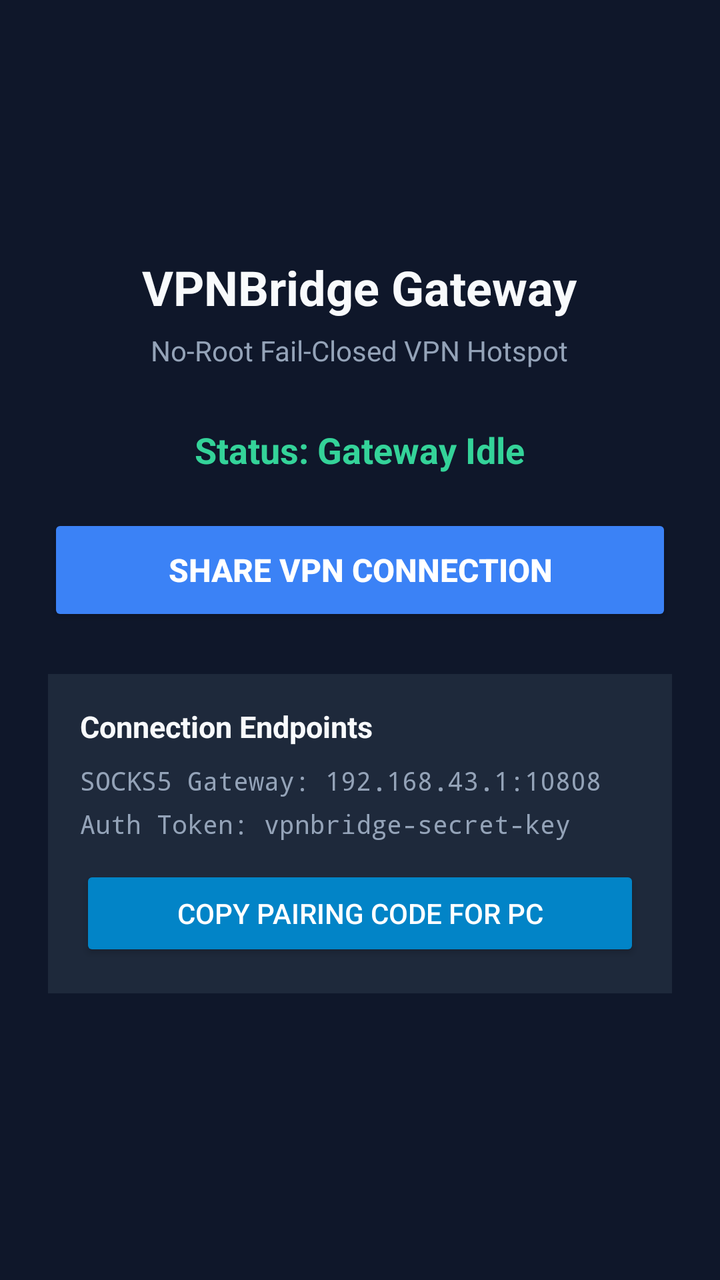
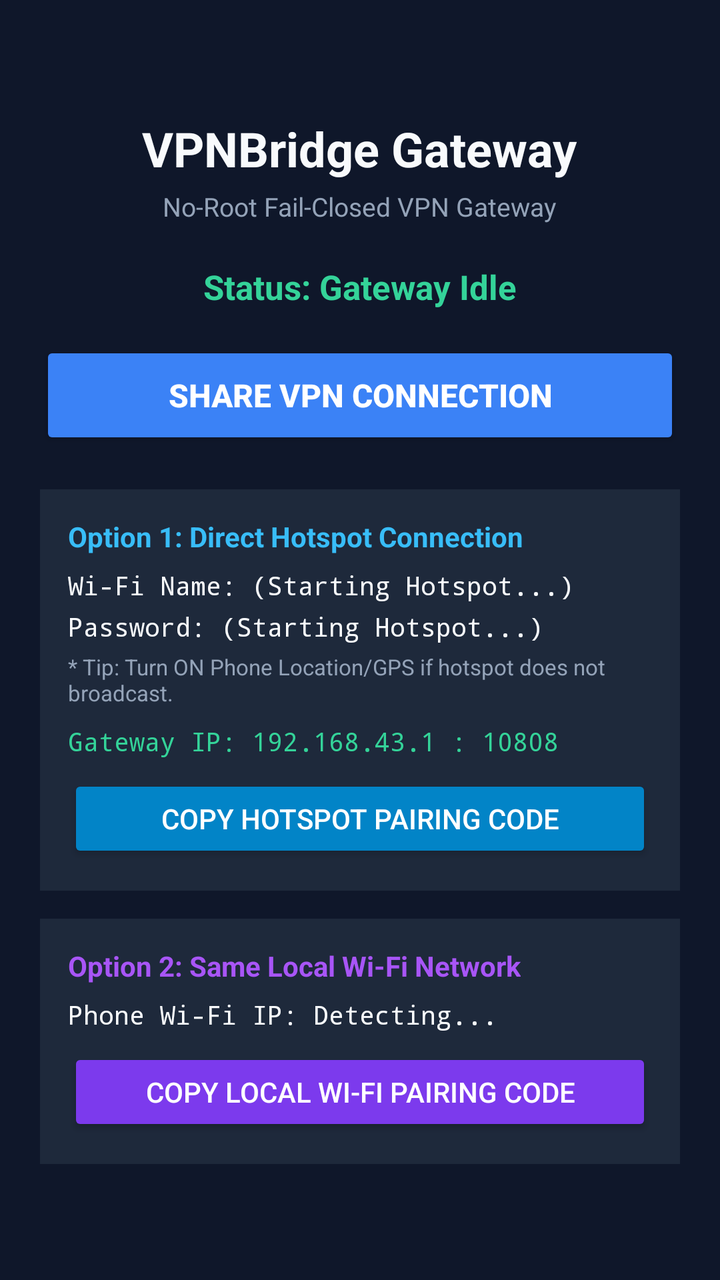

An Android layout rendered at two revisions. The XML below is the earlier revision; the diff shows what the commit changed to produce the second picture.
<!-- AndroidManifest.xml: application theme Theme.VPNBridge -->
<!-- res/layout/activity_main.xml -->
<?xml version="1.0" encoding="utf-8"?>
<ScrollView xmlns:android="http://schemas.android.com/apk/res/android"
    android:layout_width="match_parent"
    android:layout_height="match_parent"
    android:background="#0f172a"
    android:fillViewport="true">

    <LinearLayout
        android:layout_width="match_parent"
        android:layout_height="wrap_content"
        android:orientation="vertical"
        android:gravity="center"
        android:padding="24dp">

        <TextView
            android:layout_width="wrap_content"
            android:layout_height="wrap_content"
            android:text="VPNBridge Gateway"
            android:textSize="24sp"
            android:textStyle="bold"
            android:textColor="#f8fafc"
            android:layout_marginBottom="6dp" />

        <TextView
            android:layout_width="wrap_content"
            android:layout_height="wrap_content"
            android:text="No-Root Fail-Closed VPN Hotspot"
            android:textSize="14sp"
            android:textColor="#94a3b8"
            android:layout_marginBottom="28dp" />

        <TextView
            android:id="@+id/tvStatus"
            android:layout_width="wrap_content"
            android:layout_height="wrap_content"
            android:text="Status: Gateway Idle"
            android:textSize="18sp"
            android:textColor="#34d399"
            android:textStyle="bold"
            android:layout_marginBottom="20dp" />

        <Button
            android:id="@+id/btnToggle"
            android:layout_width="match_parent"
            android:layout_height="56dp"
            android:text="Share VPN Connection"
            android:textSize="16sp"
            android:textStyle="bold"
            android:textColor="#ffffff"
            android:backgroundTint="#3b82f6"
            android:layout_marginBottom="24dp" />

        <LinearLayout
            android:layout_width="match_parent"
            android:layout_height="wrap_content"
            android:orientation="vertical"
            android:background="#1e293b"
            android:padding="16dp"
            android:layout_marginBottom="16dp">

            <TextView
                android:layout_width="wrap_content"
                android:layout_height="wrap_content"
                android:text="Connection Endpoints"
                android:textStyle="bold"
                android:textColor="#f8fafc"
                android:textSize="15sp"
                android:layout_marginBottom="8dp" />

            <TextView
                android:id="@+id/tvHotspotIp"
                android:layout_width="wrap_content"
                android:layout_height="wrap_content"
                android:text="SOCKS5 Gateway: 192.168.43.1:10808"
                android:textColor="#94a3b8"
                android:textSize="13sp"
                android:fontFamily="monospace"
                android:layout_marginBottom="4dp" />

            <TextView
                android:id="@+id/tvAuthToken"
                android:layout_width="wrap_content"
                android:layout_height="wrap_content"
                android:text="Auth Token: vpnbridge-secret-key"
                android:textColor="#94a3b8"
                android:textSize="13sp"
                android:fontFamily="monospace"
                android:layout_marginBottom="12dp" />

            <Button
                android:id="@+id/btnCopyPairing"
                android:layout_width="match_parent"
                android:layout_height="48dp"
                android:text="Copy Pairing Code for PC"
                android:textColor="#ffffff"
                android:backgroundTint="#0284c7" />

        </LinearLayout>

    </LinearLayout>

</ScrollView>
<!-- resources referenced by this layout -->
<resources>
  <style name="Theme.VPNBridge" parent="Theme.MaterialComponents.DayNight.NoActionBar">
          
          <item name="colorPrimary">#3b82f6</item>
          <item name="colorPrimaryVariant">#1d4ed8</item>
          <item name="colorOnPrimary">#ffffff</item>
          
          <item name="colorSecondary">#34d399</item>
          <item name="colorSecondaryVariant">#059669</item>
          <item name="colorOnSecondary">#000000</item>
          
          <item name="android:statusBarColor">#0f172a</item>
          <item name="android:windowBackground">#0f172a</item>
      </style>
</resources>

<!-- the commit's change to res/layout/activity_main.xml (unified diff, before → after) -->
@@ -10,7 +10,7 @@
         android:layout_height="wrap_content"
         android:orientation="vertical"
         android:gravity="center"
-        android:padding="24dp">
+        android:padding="20dp">
 
         <TextView
             android:layout_width="wrap_content"
@@ -19,81 +19,137 @@
             android:textSize="24sp"
             android:textStyle="bold"
             android:textColor="#f8fafc"
-            android:layout_marginBottom="6dp" />
+            android:layout_marginBottom="4dp" />
 
         <TextView
             android:layout_width="wrap_content"
             android:layout_height="wrap_content"
-            android:text="No-Root Fail-Closed VPN Hotspot"
-            android:textSize="14sp"
+            android:text="No-Root Fail-Closed VPN Gateway"
+            android:textSize="13sp"
             android:textColor="#94a3b8"
-            android:layout_marginBottom="28dp" />
+            android:layout_marginBottom="20dp" />
 
         <TextView
             android:id="@+id/tvStatus"
             android:layout_width="wrap_content"
             android:layout_height="wrap_content"
             android:text="Status: Gateway Idle"
-            android:textSize="18sp"
+            android:textSize="17sp"
             android:textColor="#34d399"
             android:textStyle="bold"
-            android:layout_marginBottom="20dp" />
+            android:layout_marginBottom="16dp" />
 
         <Button
             android:id="@+id/btnToggle"
             android:layout_width="match_parent"
-            android:layout_height="56dp"
+            android:layout_height="54dp"
             android:text="Share VPN Connection"
             android:textSize="16sp"
             android:textStyle="bold"
             android:textColor="#ffffff"
             android:backgroundTint="#3b82f6"
-            android:layout_marginBottom="24dp" />
+            android:layout_marginBottom="20dp" />
 
+        
         <LinearLayout
             android:layout_width="match_parent"
             android:layout_height="wrap_content"
             android:orientation="vertical"
             android:background="#1e293b"
-            android:padding="16dp"
-            android:layout_marginBottom="16dp">
+            android:padding="14dp"
+            android:layout_marginBottom="14dp">
 
             <TextView
                 android:layout_width="wrap_content"
                 android:layout_height="wrap_content"
-                android:text="Connection Endpoints"
+                android:text="Option 1: Direct Hotspot Connection"
                 android:textStyle="bold"
+                android:textColor="#38bdf8"
+                android:textSize="14sp"
+                android:layout_marginBottom="6dp" />
+
+            <TextView
+                android:id="@+id/tvHotspotSsid"
+                android:layout_width="wrap_content"
+                android:layout_height="wrap_content"
+                android:text="Wi-Fi Name: (Starting Hotspot...)"
                 android:textColor="#f8fafc"
-                android:textSize="15sp"
+                android:textSize="13sp"
+                android:fontFamily="monospace"
+                android:layout_marginBottom="3dp" />
+
+            <TextView
+                android:id="@+id/tvHotspotPass"
+                android:layout_width="wrap_content"
+                android:layout_height="wrap_content"
+                android:text="Password: (Starting Hotspot...)"
+                android:textColor="#f8fafc"
+                android:textSize="13sp"
+                android:fontFamily="monospace"
+                android:layout_marginBottom="4dp" />
+
+            <TextView
+                android:layout_width="wrap_content"
+                android:layout_height="wrap_content"
+                android:text="* Tip: Turn ON Phone Location/GPS if hotspot does not broadcast."
+                android:textColor="#94a3b8"
+                android:textSize="11sp"
                 android:layout_marginBottom="8dp" />
 
             <TextView
                 android:id="@+id/tvHotspotIp"
                 android:layout_width="wrap_content"
                 android:layout_height="wrap_content"
-                android:text="SOCKS5 Gateway: 192.168.43.1:10808"
-                android:textColor="#94a3b8"
+                android:text="Gateway IP: 192.168.43.1 : 10808"
+                android:textColor="#34d399"
                 android:textSize="13sp"
                 android:fontFamily="monospace"
-                android:layout_marginBottom="4dp" />
+                android:layout_marginBottom="8dp" />
+
+            <Button
+                android:id="@+id/btnCopyHotspotPairing"
+                android:layout_width="match_parent"
+                android:layout_height="44dp"
+                android:text="Copy Hotspot Pairing Code"
+                android:textColor="#ffffff"
+                android:backgroundTint="#0284c7" />
+
+        </LinearLayout>
+
+        
+        <LinearLayout
+            android:layout_width="match_parent"
+            android:layout_height="wrap_content"
+            android:orientation="vertical"
+            android:background="#1e293b"
+            android:padding="14dp">
 
             <TextView
-                android:id="@+id/tvAuthToken"
                 android:layout_width="wrap_content"
                 android:layout_height="wrap_content"
-                android:text="Auth Token: vpnbridge-secret-key"
-                android:textColor="#94a3b8"
+                android:text="Option 2: Same Local Wi-Fi Network"
+                android:textStyle="bold"
+                android:textColor="#a855f7"
+                android:textSize="14sp"
+                android:layout_marginBottom="6dp" />
+
+            <TextView
+                android:id="@+id/tvLanIp"
+                android:layout_width="wrap_content"
+                android:layout_height="wrap_content"
+                android:text="Phone Wi-Fi IP: Detecting..."
+                android:textColor="#f8fafc"
                 android:textSize="13sp"
                 android:fontFamily="monospace"
-                android:layout_marginBottom="12dp" />
+                android:layout_marginBottom="8dp" />
 
             <Button
-                android:id="@+id/btnCopyPairing"
+                android:id="@+id/btnCopyLanPairing"
                 android:layout_width="match_parent"
-                android:layout_height="48dp"
-                android:text="Copy Pairing Code for PC"
+                android:layout_height="44dp"
+                android:text="Copy Local Wi-Fi Pairing Code"
                 android:textColor="#ffffff"
-                android:backgroundTint="#0284c7" />
+                android:backgroundTint="#7c3aed" />
 
         </LinearLayout>
 
